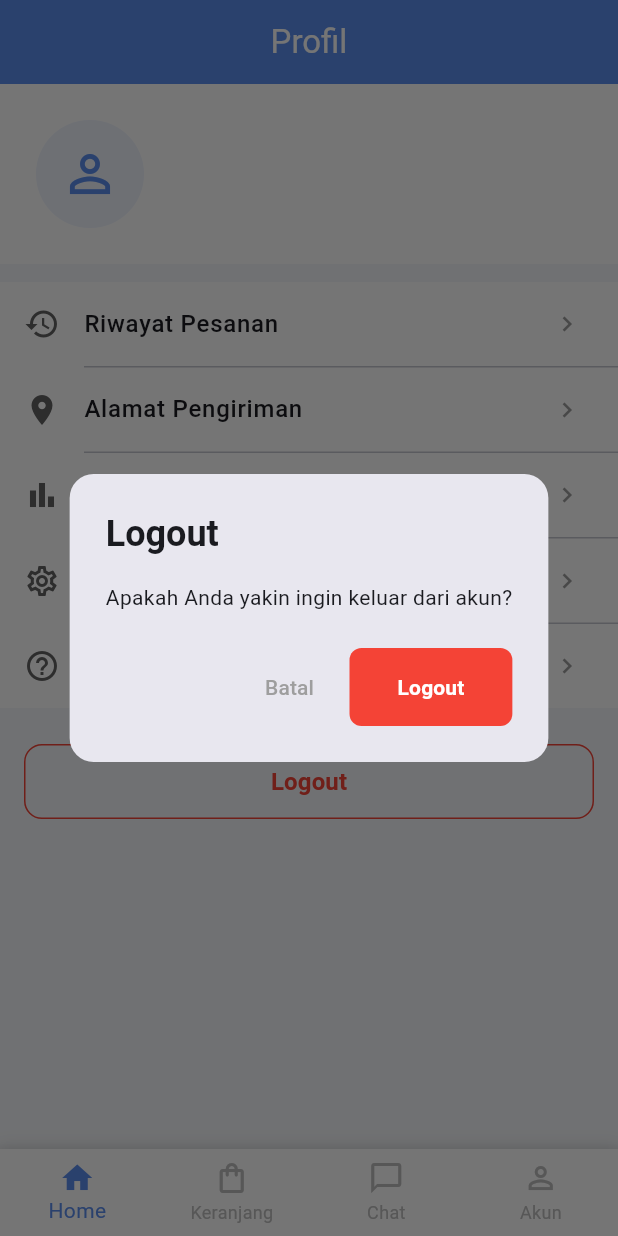
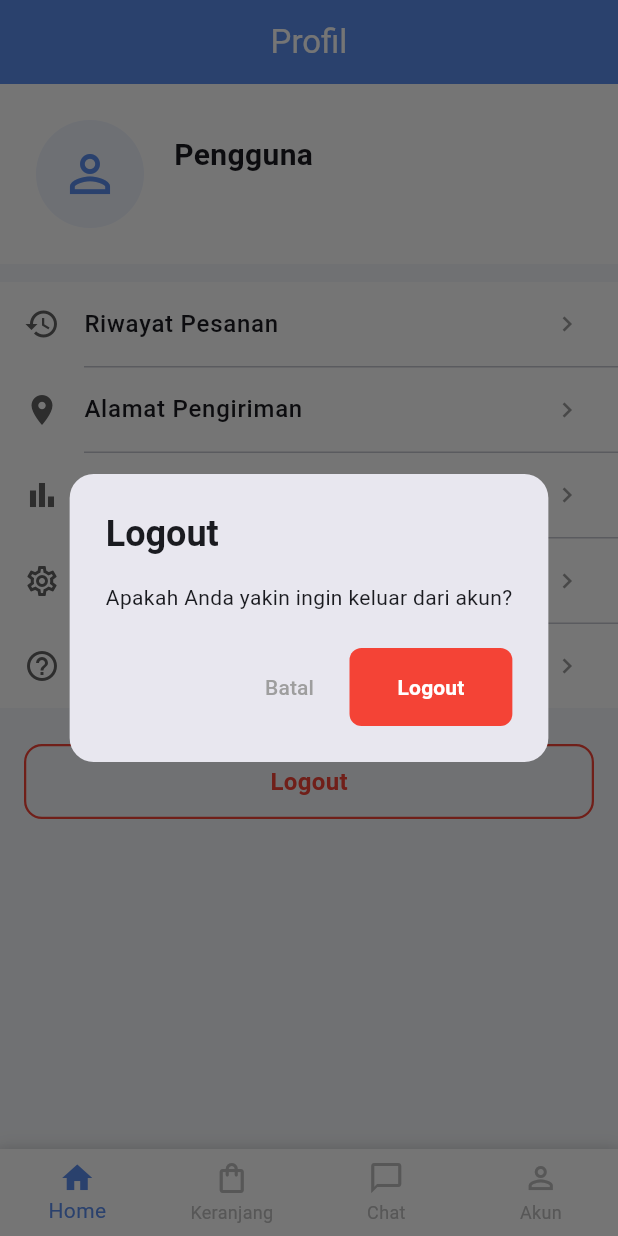
Before and after one commit to wvionn/JAJANYUK, a Flutter app: the ProfilePage screen opened by its route, after a tap on "Logout", on a phone screen of 412 x 824 dp. Run offline on Flutter 3.47's test engine with Material 3 defaults, Android fonts, the phone set to English and light mode, and no system bars; our stand-ins replace dartz, equatable, flutter_dotenv, flutter_riverpod, go_router, supabase_flutter; accounts and stored records are empty.

Commit message:
feat(auth): improve auth flows, login pages, profile page and validators

```diff
--- a/lib/features/auth/data/repositories/auth_repository_impl.dart
+++ b/lib/features/auth/data/repositories/auth_repository_impl.dart
@@ -46,8 +46,9 @@ class AuthRepositoryImpl implements AuthRepository {
         };
         try {
           await supabaseClient.from('users').insert(profileData);
-        } catch (_) {
+        } catch (e) {
           // Hiraukan error jika RLS menolak, kembalikan user metadata sementara
+          print('AUTH_REPO_LOGIN_INSERT_ERROR: $e');
         }
 
         return Right(UserModel(
@@ -57,6 +58,15 @@ class AuthRepositoryImpl implements AuthRepository {
           role: UserRole.buyer,
           createdAt: DateTime.now(),
         ));
+      }
+
+      final dbName = profileResponse['full_name'] as String?;
+      final metaName = user.userMetadata?['full_name'] as String?;
+      if ((dbName == null || dbName.trim().isEmpty) && (metaName != null && metaName.trim().isNotEmpty)) {
+        try {
+          await supabaseClient.from('users').update({'full_name': metaName}).eq('id', user.id);
+          profileResponse['full_name'] = metaName;
+        } catch (_) {}
       }
 
       return Right(UserModel.fromJson(profileResponse));
@@ -102,8 +112,9 @@ class AuthRepositoryImpl implements AuthRepository {
 
       try {
         await supabaseClient.from('users').upsert(profileData);
-      } catch (_) {
+      } catch (e) {
         // Hiraukan error jika trigger database sudah mengeksekusi ini
+        print('AUTH_REPO_REGISTER_UPSERT_ERROR: $e');
       }
 
       final userModel = UserModel(
@@ -150,6 +161,16 @@ class AuthRepositoryImpl implements AuthRepository {
         return const Right(null);
       }
 
+      // Self-healing: if db name is empty but metadata has it, sync it!
+      final dbName = profileResponse['full_name'] as String?;
+      final metaName = authUser.userMetadata?['full_name'] as String?;
+      if ((dbName == null || dbName.trim().isEmpty) && (metaName != null && metaName.trim().isNotEmpty)) {
+        try {
+          await supabaseClient.from('users').update({'full_name': metaName}).eq('id', authUser.id);
+          profileResponse['full_name'] = metaName;
+        } catch (_) {}
+      }
+
       return Right(UserModel.fromJson(profileResponse));
     } catch (e) {
       return Left(ServerFailure(e.toString()));
--- a/lib/features/auth/presentation/pages/register_page.dart
+++ b/lib/features/auth/presentation/pages/register_page.dart
@@ -112,7 +112,8 @@ class _RegisterPageState extends ConsumerState<RegisterPage> {
             ),
             const SizedBox(height: 12),
             Text(
-              'Link konfirmasi telah dikirim ke:\n${_emailController.text.trim()}\n\nSilakan cek email kamu untuk mengaktifkan akun.',
+              //'Link konfirmasi telah dikirim ke:\n${_emailController.text.trim()}\n\nSilakan cek email kamu untuk mengaktifkan akun.',
+              'Akun berhasil dibuat, silakan login',
               textAlign: TextAlign.center,
               style: const TextStyle(
                 fontSize: 13,
--- a/lib/features/user/presentation/pages/profile_page.dart
+++ b/lib/features/user/presentation/pages/profile_page.dart
@@ -17,7 +17,8 @@ class ProfilePage extends ConsumerWidget {
   Widget build(BuildContext context, WidgetRef ref) {
     final authState = ref.watch(authStateProvider);
     final user = authState.valueOrNull;
-    final userName = user?.fullName ?? 'Pengguna';
+    final name = user?.fullName;
+    final userName = (name == null || name.trim().isEmpty) ? 'Pengguna' : name;
     final userEmail = user?.email ?? 'Tidak ada email';
 
     return Scaffold(
@@ -26,7 +27,9 @@ class ProfilePage extends ConsumerWidget {
         backgroundColor: AppColors.primary,
         foregroundColor: Colors.white,
       ),
-      body: SingleChildScrollView(
+      body: SafeArea(
+        child: SingleChildScrollView(
+          padding: const EdgeInsets.only(bottom: 120),
           child: Column(
             children: [
               // User Header Info
@@ -139,27 +142,31 @@ class ProfilePage extends ConsumerWidget {
             // Log Out Button
             Padding(
               padding: const EdgeInsets.symmetric(horizontal: 16),
-              child: OutlinedButton(
-                onPressed: () => _showLogoutDialog(context, ref),
-                style: OutlinedButton.styleFrom(
-                  foregroundColor: Colors.red,
-                  side: const BorderSide(color: Colors.red),
-                  minimumSize: const Size(double.infinity, 50),
-                  shape: RoundedRectangleBorder(
+              child: InkWell(
+                onTap: () => _showLogoutDialog(context, ref),
+                borderRadius: BorderRadius.circular(12),
+                child: Container(
+                  width: double.infinity,
+                  height: 50,
+                  decoration: BoxDecoration(
+                    border: Border.all(color: Colors.red, width: 1.5),
                     borderRadius: BorderRadius.circular(12),
                   ),
-                ),
+                  alignment: Alignment.center,
                   child: const Text(
                     'Logout',
                     style: TextStyle(
+                      color: Colors.red,
                       fontWeight: FontWeight.bold,
                       fontSize: 16,
                     ),
                   ),
                 ),
               ),
+            ),
             const SizedBox(height: 32),
           ],
+        ),
       ),
     ),
   );
```
Also changed, not shown: lib/core/utils/validators.dart (+15 -0 lines), lib/features/auth/pages/login_page.dart (+35 -14 lines), lib/features/auth/presentation/pages/login_page.dart (+10 -5 lines). Lines whose indentation alone changed are shown as unchanged.
